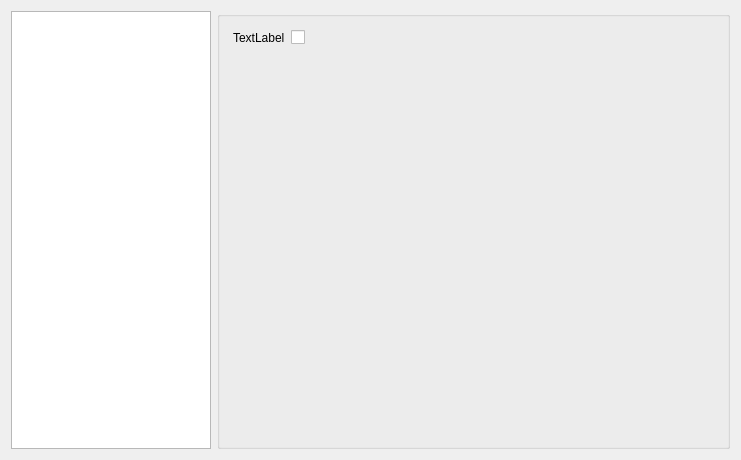
The window that org.nickvision.application.qt/src/views/settingspage.ui (NickvisionApps/Application) describes before a commit, drawn with Qt 5.
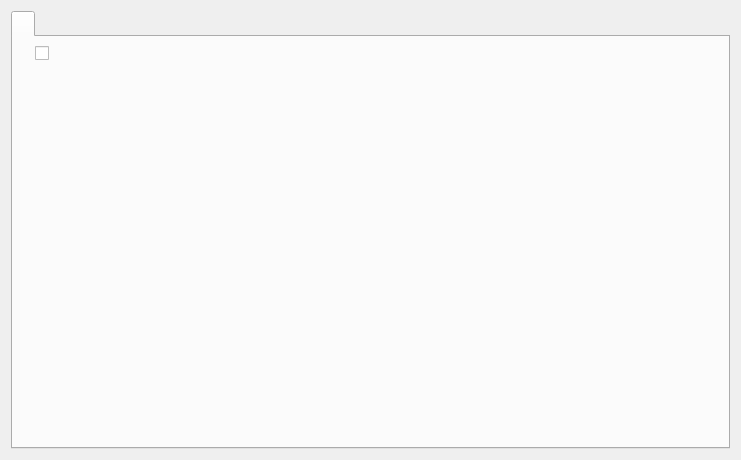
The same window after the commit.

Commit message: Qt - Better Settings Page

Diff of the .ui file:
```diff
--- a/org.nickvision.application.qt/src/views/settingspage.ui
+++ b/org.nickvision.application.qt/src/views/settingspage.ui
@@ -15,71 +15,20 @@
   </property>
   <layout class="QHBoxLayout" name="horizontalLayout">
    <item>
-    <widget class="QListWidget" name="listPages">
-     <property name="maximumSize">
-      <size>
-       <width>200</width>
-       <height>16777215</height>
-      </size>
-     </property>
-     <property name="spacing">
-      <number>6</number>
-     </property>
-    </widget>
-   </item>
-   <item>
-    <widget class="QGroupBox" name="groupBox">
-     <layout class="QVBoxLayout" name="verticalLayout">
-      <property name="leftMargin">
-       <number>4</number>
-      </property>
-      <property name="topMargin">
-       <number>4</number>
-      </property>
-      <property name="rightMargin">
-       <number>4</number>
-      </property>
-      <property name="bottomMargin">
-       <number>4</number>
-      </property>
-      <item>
-       <widget class="QStackedWidget" name="viewStack">
-        <property name="currentIndex">
-         <number>0</number>
-        </property>
-        <widget class="QWidget" name="pageAppearance">
-         <property name="autoFillBackground">
-          <bool>false</bool>
-         </property>
+    <widget class="QTabWidget" name="tabs">
+     <widget class="QWidget" name="tabUserInterface">
+      <attribute name="title">
+       <string/>
+      </attribute>
          <layout class="QFormLayout" name="formLayout">
-          <item row="1" column="1">
-           <spacer name="verticalSpacer">
-            <property name="orientation">
-             <enum>Qt::Orientation::Vertical</enum>
-            </property>
-            <property name="sizeHint" stdset="0">
-             <size>
-              <width>20</width>
-              <height>40</height>
-             </size>
-            </property>
-           </spacer>
-          </item>
           <item row="0" column="0">
-           <widget class="QLabel" name="lblUpdates">
-            <property name="text">
-             <string>TextLabel</string>
-            </property>
-           </widget>
+        <widget class="QLabel" name="lblUpdates"/>
           </item>
           <item row="0" column="1">
            <widget class="QCheckBox" name="chkUpdates"/>
           </item>
          </layout>
         </widget>
-       </widget>
-      </item>
-     </layout>
     </widget>
    </item>
   </layout>
```
Lines whose indentation alone changed are shown as unchanged. The commit also changes 6 other files.
